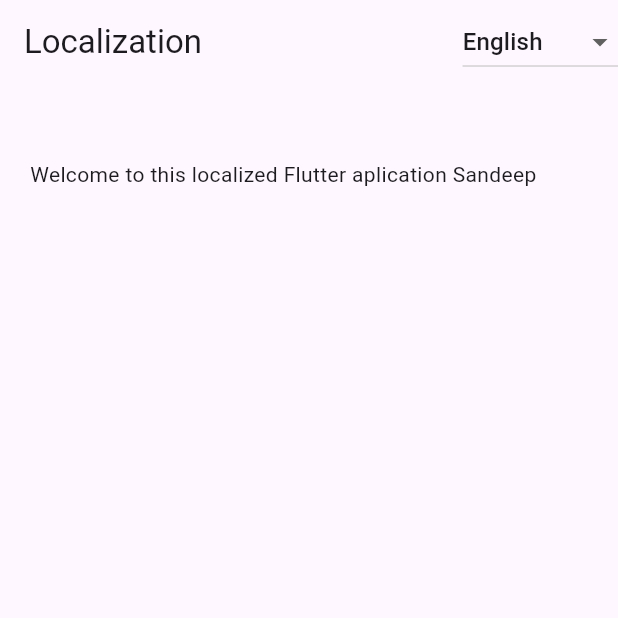
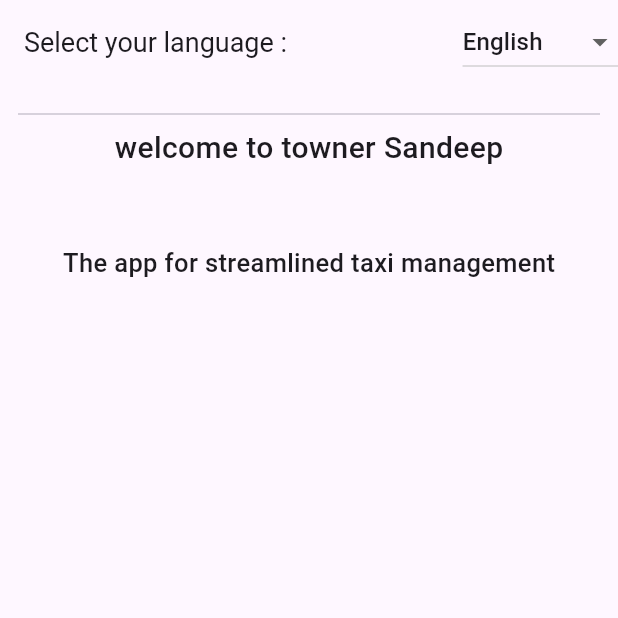
Before and after one commit to sandeeppggroup/flutter_localization_sample, a Flutter app: the screen it shows after launch, on a phone screen of 412 x 824 dp, the top half of it. Run offline on Flutter 3.47's test engine with Material 3 defaults, Android fonts, the phone set to English and light mode, and no system bars; our stand-ins replace flutter_localization.

Commit message:
Full completed

```diff
--- a/lib/localization/locales.dart
+++ b/lib/localization/locales.dart
@@ -4,23 +4,35 @@ const List<MapLocale> LOCALES = [
   MapLocale('en', LocaleData.EN),
   MapLocale('ml', LocaleData.ML),
   MapLocale('tl', LocaleData.TL),
+  MapLocale('hnd', LocaleData.HND),
+  MapLocale('knd', LocaleData.KND),
 ];
 mixin LocaleData {
   static const String title = 'title';
   static const String body = 'body';
 
   static const Map<String, dynamic> EN = {
-    title: 'Localization',
-    body: 'Welcome to this localized Flutter aplication %a'
+    title: 'welcome to towner %a',
+    body: 'The app for streamlined taxi management'
   };
 
   static const Map<String, dynamic> ML = {
-    title: 'പ്രാദേശികവൽക്കരണം',
-    body: 'ഈ പ്രാദേശികവൽക്കരിച്ച ഫ്ലട്ടർ ആപ്ലിക്കേഷനിലേക്ക് സ്വാഗതം %a'
+    title: 'ടൌണറിലേക്ക് സ്വാഗതം %a',
+    body: 'കാര്യക്ഷമമായ ടാക്സി മാനേജ്മെൻ്റിനുള്ള ആപ്പ്'
   };
 
   static const Map<String, dynamic> TL = {
-    title: 'உள்ளூர்மயமாக்கல்',
-    body: 'இந்த உள்ளூர்மயமாக்கப்பட்ட Flutter பயன்பாட்டிற்கு வரவேற்கிறோம் %a'
+    title: 'நகரவாசிக்கு வரவேற்கிறோம் %a',
+    body: 'நெறிப்படுத்தப்பட்ட டாக்ஸி நிர்வாகத்திற்கான பயன்பாடு'
+  };
+
+  static const Map<String, dynamic> HND = {
+    title: 'टाउनर में आपका स्वागत है %a',
+    body: 'सुव्यवस्थित टैक्सी प्रबंधन के लिए ऐप। '
+  };
+
+  static const Map<String, dynamic> KND = {
+    title: 'ಪಟ್ಟಣದವರಿಗೆ ಸ್ವಾಗತ %a',
+    body: 'ಸುವ್ಯವಸ್ಥಿತ ಟ್ಯಾಕ್ಸಿ ನಿರ್ವಹಣೆಗಾಗಿ ಅಪ್ಲಿಕೇಶನ್'
   };
 }
--- a/lib/pages/home_page.dart
+++ b/lib/pages/home_page.dart
@@ -25,7 +25,10 @@ class _HomePageState extends State<HomePage> {
   Widget build(BuildContext context) {
     return Scaffold(
       appBar: AppBar(
-        title: Text(LocaleData.title.getString(context)),
+        title: const Text(
+          'Select your language : ',
+          style: TextStyle(fontSize: 18),
+        ),
         actions: [
           DropdownButton(
               value: _currentLocale,
@@ -42,15 +45,37 @@ class _HomePageState extends State<HomePage> {
                   value: 'tl',
                   child: Text('Tamil'),
                 ),
+                DropdownMenuItem(
+                  value: 'hnd',
+                  child: Text('Hindi'),
+                ),
+                DropdownMenuItem(
+                  value: 'knd',
+                  child: Text('Kannada'),
+                ),
               ],
               onChanged: (value) {
                 _setLocale(value);
               }),
         ],
       ),
-      body: Container(
-        padding: const EdgeInsets.symmetric(horizontal: 20, vertical: 50),
-        child: Text(context.formatString(LocaleData.body, ['Sandeep'])),
+      body: Padding(
+        padding: const EdgeInsets.all(12.0),
+        child: Column(
+          children: [
+            const Divider(),
+            Text(
+              context.formatString(LocaleData.title, ['Sandeep']),
+              style: const TextStyle(fontSize: 20, fontWeight: FontWeight.w500),
+            ),
+            Container(
+              padding: const EdgeInsets.symmetric(horizontal: 20, vertical: 50),
+              child: Text(LocaleData.body.getString(context),
+                  style: const TextStyle(
+                      fontSize: 17, fontWeight: FontWeight.w500)),
+            ),
+          ],
+        ),
       ),
     );
   }
@@ -65,6 +90,10 @@ class _HomePageState extends State<HomePage> {
       _flutterLocalization.translate('ml');
     } else if (value == 'tl') {
       _flutterLocalization.translate('tl');
+    } else if (value == 'hnd') {
+      _flutterLocalization.translate('hnd');
+    } else if (value == 'knd') {
+      _flutterLocalization.translate('knd');
     } else {
       return;
     }
```
